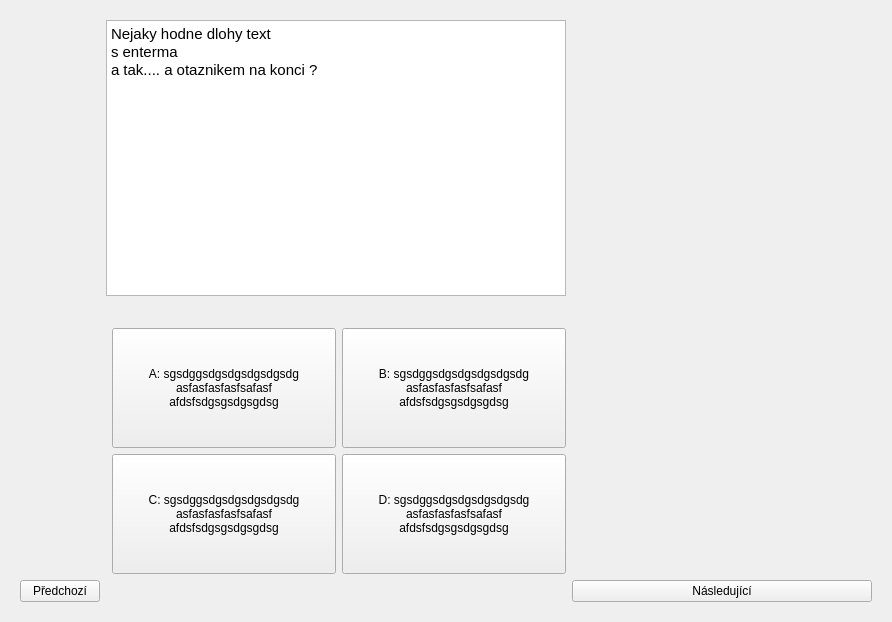
This is MainWindow.ui in Kukant/ITU-projekt as Qt 5 draws it before an edit. The edited form follows.
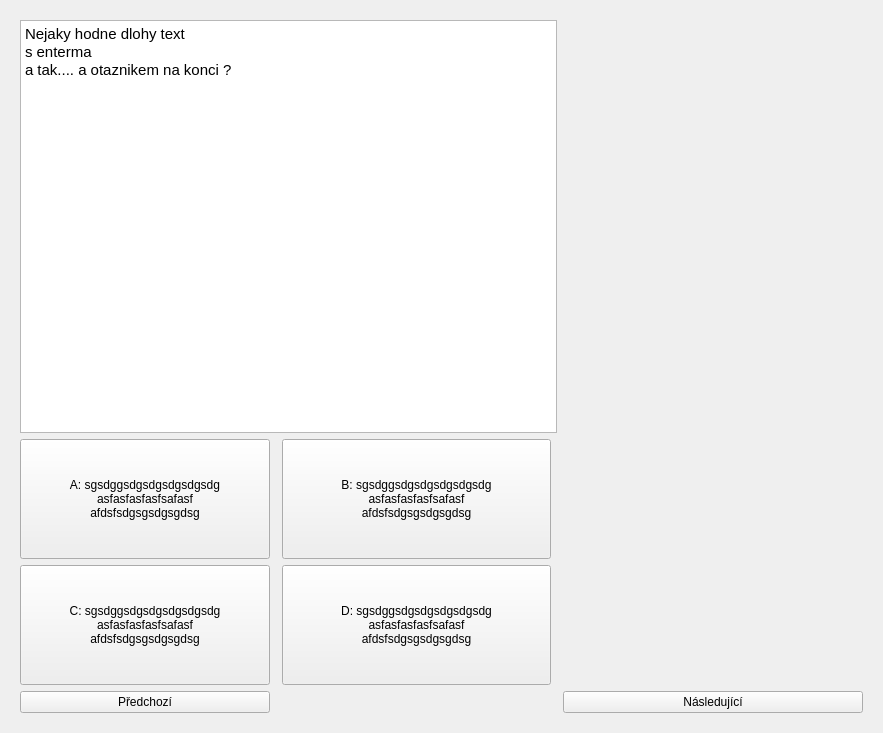
This is the edited form. The open tabs and pages were chosen to show the change.

Commit message: New window for making test, none functionality so far. History showing done.

The edit to the form file:
```diff
--- a/MainWindow.ui
+++ b/MainWindow.ui
@@ -6,15 +6,15 @@
    <rect>
     <x>0</x>
     <y>0</y>
-    <width>892</width>
-    <height>622</height>
+    <width>883</width>
+    <height>733</height>
    </rect>
   </property>
   <property name="windowTitle">
    <string>Form</string>
   </property>
   <layout class="QGridLayout" name="gridLayout_2">
-   <item row="0" column="1">
+   <item row="0" column="0">
     <widget class="QStackedWidget" name="stackedWidget">
      <property name="enabled">
       <bool>true</bool>
@@ -30,87 +30,21 @@
      </property>
      <widget class="QWidget" name="TestPage">
       <layout class="QGridLayout" name="gridLayout">
-       <item row="6" column="4">
+       <item row="5" column="4">
         <widget class="QPushButton" name="NextBtn">
          <property name="text">
           <string>Následující</string>
          </property>
         </widget>
        </item>
-       <item row="2" column="3">
-        <widget class="QPushButton" name="AnswerB">
-         <property name="minimumSize">
-          <size>
-           <width>0</width>
-           <height>120</height>
-          </size>
-         </property>
-         <property name="text">
-          <string>B: sgsdggsdgsdgsdgsdgsdg
-asfasfasfasfsafasf
-afdsfsdgsgsdgsgdsg</string>
-         </property>
-         <property name="checkable">
-          <bool>false</bool>
-         </property>
-         <property name="checked">
-          <bool>false</bool>
-         </property>
-        </widget>
-       </item>
-       <item row="2" column="2">
-        <widget class="QPushButton" name="AnswerA">
-         <property name="minimumSize">
-          <size>
-           <width>0</width>
-           <height>120</height>
-          </size>
-         </property>
-         <property name="text">
-          <string>A: sgsdggsdgsdgsdgsdgsdg
-asfasfasfasfsafasf
-afdsfsdgsgsdgsgdsg</string>
-         </property>
-        </widget>
-       </item>
-       <item row="3" column="2">
-        <widget class="QPushButton" name="AnswerC">
-         <property name="minimumSize">
-          <size>
-           <width>0</width>
-           <height>120</height>
-          </size>
-         </property>
-         <property name="text">
-          <string>C: sgsdggsdgsdgsdgsdgsdg
-asfasfasfasfsafasf
-afdsfsdgsgsdgsgdsg</string>
-         </property>
-        </widget>
-       </item>
-       <item row="6" column="0">
+       <item row="5" column="0">
         <widget class="QPushButton" name="PreviousBtn">
          <property name="text">
           <string>Předchozí</string>
          </property>
         </widget>
        </item>
-       <item row="3" column="3">
-        <widget class="QPushButton" name="AnswerD">
-         <property name="minimumSize">
-          <size>
-           <width>0</width>
-           <height>120</height>
-          </size>
-         </property>
-         <property name="text">
-          <string>D: sgsdggsdgsdgsdgsdgsdg
-asfasfasfasfsafasf
-afdsfsdgsgsdgsgdsg</string>
-         </property>
-        </widget>
-       </item>
-       <item row="6" column="2">
+       <item row="5" column="2">
         <spacer name="horizontalSpacer_3">
          <property name="orientation">
           <enum>Qt::Horizontal</enum>
@@ -123,49 +57,7 @@
          </property>
         </spacer>
        </item>
-       <item row="0" column="0" rowspan="4">
-        <spacer name="verticalSpacer">
-         <property name="orientation">
-          <enum>Qt::Vertical</enum>
-         </property>
-         <property name="sizeHint" stdset="0">
-          <size>
-           <width>20</width>
-           <height>40</height>
-          </size>
-         </property>
-        </spacer>
-       </item>
-       <item row="1" column="2" colspan="2">
-        <spacer name="verticalSpacer_3">
-         <property name="orientation">
-          <enum>Qt::Vertical</enum>
-         </property>
-         <property name="sizeType">
-          <enum>QSizePolicy::Minimum</enum>
-         </property>
-         <property name="sizeHint" stdset="0">
-          <size>
-           <width>20</width>
-           <height>20</height>
-          </size>
-         </property>
-        </spacer>
-       </item>
-       <item row="6" column="3">
-        <spacer name="horizontalSpacer_4">
-         <property name="orientation">
-          <enum>Qt::Horizontal</enum>
-         </property>
-         <property name="sizeHint" stdset="0">
-          <size>
-           <width>40</width>
-           <height>20</height>
-          </size>
-         </property>
-        </spacer>
-       </item>
-       <item row="2" column="4" rowspan="2">
+       <item row="1" column="4" rowspan="2">
         <spacer name="verticalSpacer_2">
          <property name="orientation">
           <enum>Qt::Vertical</enum>
@@ -197,7 +89,97 @@
          </property>
         </widget>
        </item>
-       <item row="0" column="1" colspan="3">
+       <item row="2" column="0">
+        <widget class="QPushButton" name="AnswerC">
+         <property name="minimumSize">
+          <size>
+           <width>250</width>
+           <height>120</height>
+          </size>
+         </property>
+         <property name="maximumSize">
+          <size>
+           <width>300</width>
+           <height>16777215</height>
+          </size>
+         </property>
+         <property name="text">
+          <string>C: sgsdggsdgsdgsdgsdgsdg
+asfasfasfasfsafasf
+afdsfsdgsgsdgsgdsg</string>
+         </property>
+        </widget>
+       </item>
+       <item row="1" column="2">
+        <widget class="QPushButton" name="AnswerB">
+         <property name="minimumSize">
+          <size>
+           <width>250</width>
+           <height>120</height>
+          </size>
+         </property>
+         <property name="maximumSize">
+          <size>
+           <width>300</width>
+           <height>16777215</height>
+          </size>
+         </property>
+         <property name="text">
+          <string>B: sgsdggsdgsdgsdgsdgsdg
+asfasfasfasfsafasf
+afdsfsdgsgsdgsgdsg</string>
+         </property>
+         <property name="checkable">
+          <bool>false</bool>
+         </property>
+         <property name="checked">
+          <bool>false</bool>
+         </property>
+        </widget>
+       </item>
+       <item row="2" column="2">
+        <widget class="QPushButton" name="AnswerD">
+         <property name="minimumSize">
+          <size>
+           <width>250</width>
+           <height>120</height>
+          </size>
+         </property>
+         <property name="maximumSize">
+          <size>
+           <width>300</width>
+           <height>16777215</height>
+          </size>
+         </property>
+         <property name="text">
+          <string>D: sgsdggsdgsdgsdgsdgsdg
+asfasfasfasfsafasf
+afdsfsdgsgsdgsgdsg</string>
+         </property>
+        </widget>
+       </item>
+       <item row="1" column="0">
+        <widget class="QPushButton" name="AnswerA">
+         <property name="minimumSize">
+          <size>
+           <width>250</width>
+           <height>120</height>
+          </size>
+         </property>
+         <property name="maximumSize">
+          <size>
+           <width>300</width>
+           <height>16777215</height>
+          </size>
+         </property>
+         <property name="text">
+          <string>A: sgsdggsdgsdgsdgsdgsdg
+asfasfasfasfsafasf
+afdsfsdgsgsdgsgdsg</string>
+         </property>
+        </widget>
+       </item>
+       <item row="0" column="0" colspan="4">
         <widget class="QTextBrowser" name="QuestionText">
          <property name="html">
           <string>&lt;!DOCTYPE HTML PUBLIC &quot;-//W3C//DTD HTML 4.0//EN&quot; &quot;http://www.w3.org/TR/REC-html40/strict.dtd&quot;&gt;
```
Left out of the diff: 242 changed lines with no effect on the pictures. The commit also changes 6 other files.
